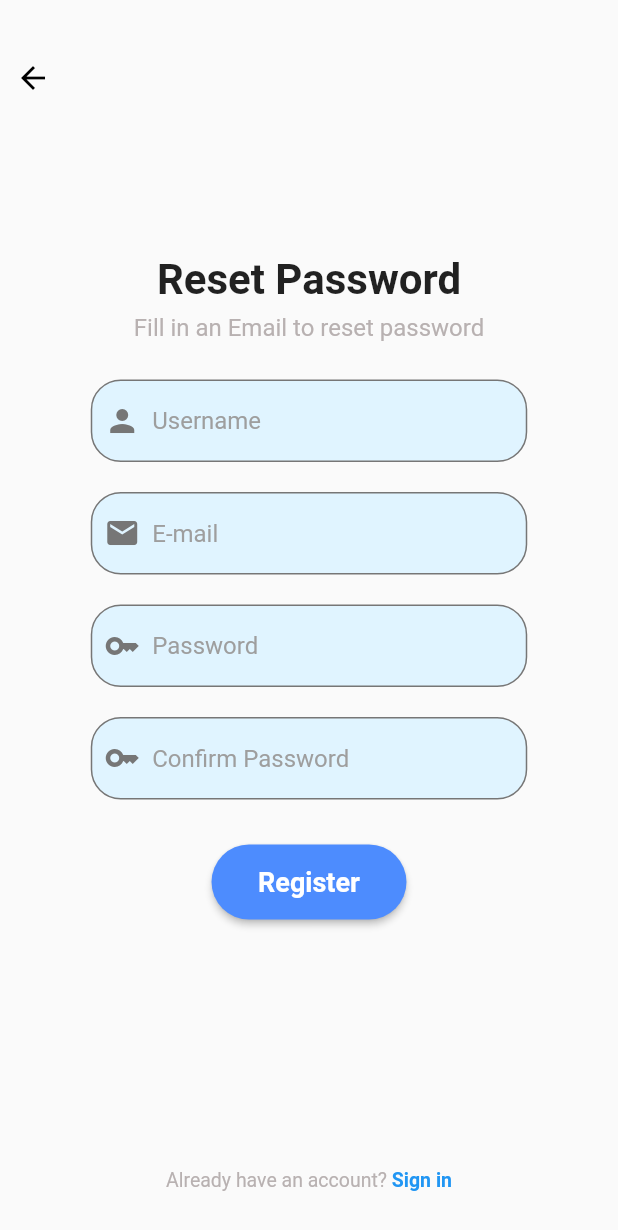
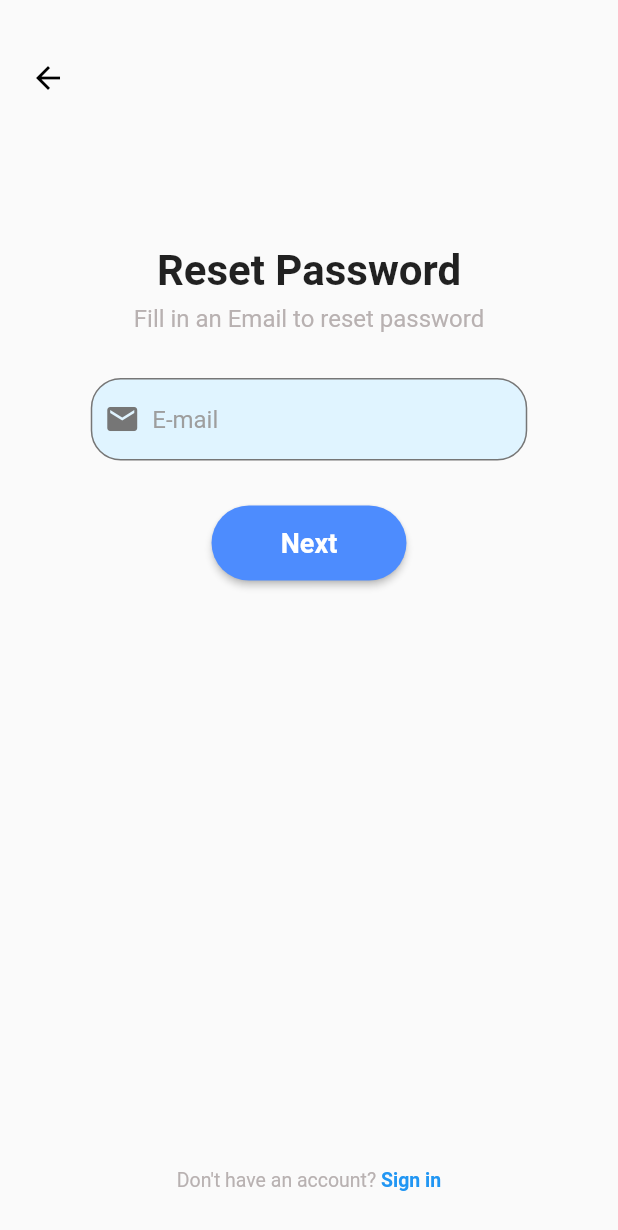
Before and after one commit to ppinng/warnalertwithme, a Flutter app: the ResetPasswordPage screen opened directly, on a phone screen of 412 x 824 dp. Shown: the top 1230 px of the screen. Run offline on Flutter 3.47's test engine with Material 2 defaults, Android fonts, the phone set to English and light mode, and no system bars; our stand-ins replace google_maps_flutter.

Commit message:
Update resetpassword.dart

```diff
--- a/lib/page/resetpassword.dart
+++ b/lib/page/resetpassword.dart
@@ -1,6 +1,8 @@
 import 'package:flutter/material.dart';
 import 'package:flutter/gestures.dart';
 import 'package:warnalertwithme/constant.dart';
+import 'package:warnalertwithme/page/createpassword.dart';
+import 'package:warnalertwithme/page/login.dart';
 
 class ResetPasswordPage extends StatelessWidget {
   @override
@@ -23,7 +25,7 @@ class ResetPasswordPage extends StatelessWidget {
       body: Column(
         children: [
           Container(
-            padding: const EdgeInsets.only(top: 40, left: 10),
+            padding: const EdgeInsets.only(top: 40, left: 20),
             alignment: Alignment.topLeft,
             child: GestureDetector(
               onTap: () {
@@ -36,8 +38,11 @@ class ResetPasswordPage extends StatelessWidget {
             ),
           ),
           Expanded(
+            child: Padding(
+              padding:
+                  const EdgeInsets.symmetric(vertical: 100, horizontal: 20),
               child: Column(
-              mainAxisAlignment: MainAxisAlignment.center,
+                mainAxisAlignment: MainAxisAlignment.start,
                 children: [
                   const Text(
                     'Reset Password',
@@ -54,33 +59,7 @@ class ResetPasswordPage extends StatelessWidget {
                     ),
                   ),
                   Padding(
-                  padding: const EdgeInsets.only(top: 25),
-                  child: Container(
-                    width: 291,
-                    height: 55,
-                    decoration: blueBoxDecoration,
-                    child: Row(
-                      children: [
-                        const Padding(
-                          padding: EdgeInsets.all(8),
-                          child: Icon(
-                            Icons.person,
-                            color: kFontGrey3,
-                          ),
-                        ),
-                        Expanded(
-                          child: TextField(
-                            decoration: customInputDecoration.copyWith(
-                              hintText: 'Username',
-                            ),
-                          ),
-                        ),
-                      ],
-                    ),
-                  ),
-                ),
-                Padding(
-                  padding: const EdgeInsets.only(top: 20),
+                    padding: const EdgeInsets.only(top: 30, bottom: 30),
                     child: Container(
                       width: 291,
                       height: 55,
@@ -106,54 +85,37 @@ class ResetPasswordPage extends StatelessWidget {
                       ),
                     ),
                   ),
-                Padding(
-                  padding: const EdgeInsets.only(top: 20),
-                  child: Container(
-                    width: 291,
-                    height: 55,
-                    decoration: blueBoxDecoration,
-                    child: Row(
-                      children: [
-                        const Padding(
-                          padding: EdgeInsets.all(8),
-                          child: Icon(
-                            Icons.key,
-                            color: kFontGrey3,
+                  SizedBox(
+                    height: 50,
+                    width: 130,
+                    child: Builder(
+                      builder: (context) {
+                        return ElevatedButton(
+                          onPressed: () {
+                            Navigator.push(
+                              context,
+                              MaterialPageRoute(
+                                builder: (context) => CreatePasswordPage(),
+                              ),
+                            );
+                          },
+                          style: ElevatedButton.styleFrom(
+                            shape: RoundedRectangleBorder(
+                              borderRadius: BorderRadius.circular(30),
+                            ),
+                            backgroundColor:
+                                kButtonColorBlue, // Set the button's background color
+                          ),
+                          child: const Text(
+                            'Next',
+                            style: TextStyle(
+                              fontSize: 18,
+                              fontWeight: FontWeight.bold,
+                              color: Colors.white,
                             ),
                           ),
-                        Expanded(
-                          child: TextField(
-                            obscureText: true,
-                            decoration: customInputDecoration.copyWith(
-                              hintText: 'Password',
-                            ),
-                          ),
-                        ),
-                      ],
-                    ),
-                  ),
-                ),
-                Padding(
-                  padding: const EdgeInsets.only(top: 20),
-                  child: Container(
-                    width: 291,
-                    height: 55,
-                    decoration: blueBoxDecoration,
-                    child: Row(
-                      children: [
-                        const Padding(
-                          padding: EdgeInsets.all(8),
-                          child: Icon(
-                            Icons.key,
-                            color: kFontGrey3,
-                          ),
-                        ),
-                        Expanded(
-                          child: TextField(
-                            obscureText: true,
-                            decoration: customInputDecoration.copyWith(
-                              hintText: 'Confirm Password',
-                            ),
+                        );
+                      },
                     ),
                   ),
                 ],
@@ -162,40 +124,11 @@ class ResetPasswordPage extends StatelessWidget {
           ),
           Padding(
             padding: const EdgeInsets.all(30.0),
-                  child: Container(
-                    height: 50,
-                    width: 130,
-                    child: ElevatedButton(
-                      onPressed: () {
-                        // TODO: Implement login functionality
-                      },
-                      style: ElevatedButton.styleFrom(
-                        shape: RoundedRectangleBorder(
-                          borderRadius: BorderRadius.circular(30),
-                        ),
-                        backgroundColor: kButtonColorBlue,
-                      ),
-                      child: const Text(
-                        'Register',
-                        style: TextStyle(
-                          fontSize: 18,
-                          fontWeight: FontWeight.bold,
-                          color: Colors.white,
-                        ),
-                      ),
-                    ),
-                  ),
-                ),
-              ],
-            ),
-          ),
-          Padding(
-            padding: const EdgeInsets.all(30),
             child: Align(
               alignment: Alignment.bottomCenter,
               child: RichText(
                 text: TextSpan(
-                  text: 'Already have an account? ',
+                  text: 'Don\'t have an account? ',
                   style: const TextStyle(
                     fontSize: 13,
                     color: kFontGrey1,
@@ -210,7 +143,12 @@ class ResetPasswordPage extends StatelessWidget {
                       ),
                       recognizer: TapGestureRecognizer()
                         ..onTap = () {
-                          // TODO: Implement sign-in navigation
+                          Navigator.push(
+                            context,
+                            MaterialPageRoute(
+                              builder: (context) => LoginPage(),
+                            ),
+                          );
                         },
                     ),
                   ],
```
Lines whose indentation alone changed are shown as unchanged.
